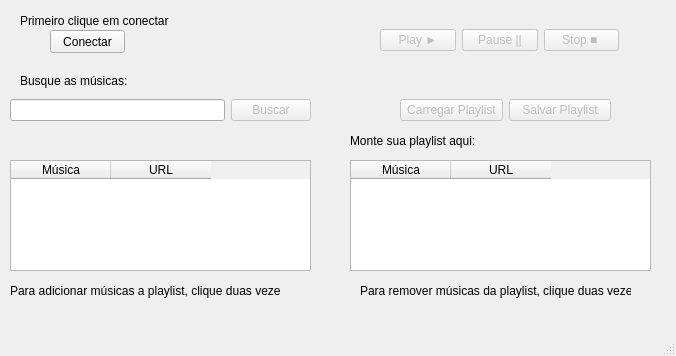
Old version of the form DesafioStone/mainwindow.ui in the repository gabspires/DesafioStone.
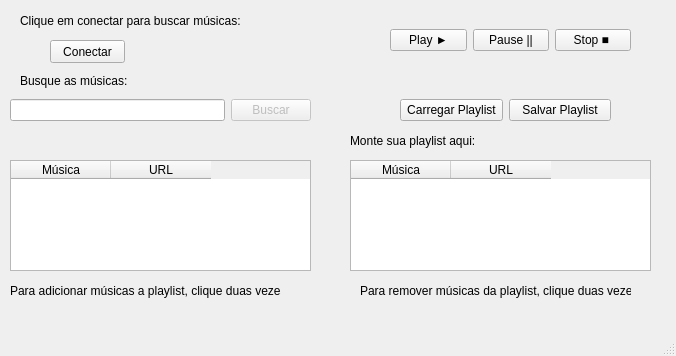
New version of the form.

Commit message: botão pause

```diff
--- a/DesafioStone/mainwindow.ui
+++ b/DesafioStone/mainwindow.ui
@@ -24,14 +24,14 @@
      </rect>
     </property>
     <property name="text">
-     <string>Primeiro clique em conectar</string>
+     <string>Clique em conectar para buscar músicas:</string>
     </property>
    </widget>
    <widget class="QPushButton" name="conexaoButton">
     <property name="geometry">
      <rect>
       <x>50</x>
-      <y>30</y>
+      <y>40</y>
       <width>75</width>
       <height>23</height>
      </rect>
@@ -186,7 +186,7 @@
      <item>
       <widget class="QPushButton" name="carregarButton">
        <property name="enabled">
-        <bool>false</bool>
+        <bool>true</bool>
        </property>
        <property name="text">
         <string>Carregar Playlist</string>
@@ -196,7 +196,7 @@
      <item>
       <widget class="QPushButton" name="salveButton">
        <property name="enabled">
-        <bool>false</bool>
+        <bool>true</bool>
        </property>
        <property name="text">
         <string>Salvar Playlist</string>
@@ -208,9 +208,9 @@
    <widget class="QWidget" name="horizontalLayoutWidget_3">
     <property name="geometry">
      <rect>
-      <x>380</x>
+      <x>390</x>
       <y>0</y>
-      <width>239</width>
+      <width>241</width>
       <height>80</height>
      </rect>
     </property>
@@ -218,7 +218,7 @@
      <item>
       <widget class="QPushButton" name="playButton">
        <property name="enabled">
-        <bool>false</bool>
+        <bool>true</bool>
        </property>
        <property name="text">
         <string>Play ►</string>
@@ -228,7 +228,7 @@
      <item>
       <widget class="QPushButton" name="pauseButton">
        <property name="enabled">
-        <bool>false</bool>
+        <bool>true</bool>
        </property>
        <property name="text">
         <string>Pause ||</string>
@@ -238,7 +238,7 @@
      <item>
       <widget class="QPushButton" name="stopButton">
        <property name="enabled">
-        <bool>false</bool>
+        <bool>true</bool>
        </property>
        <property name="text">
         <string>Stop ■ </string>
```
The commit also changes 2 other files.
